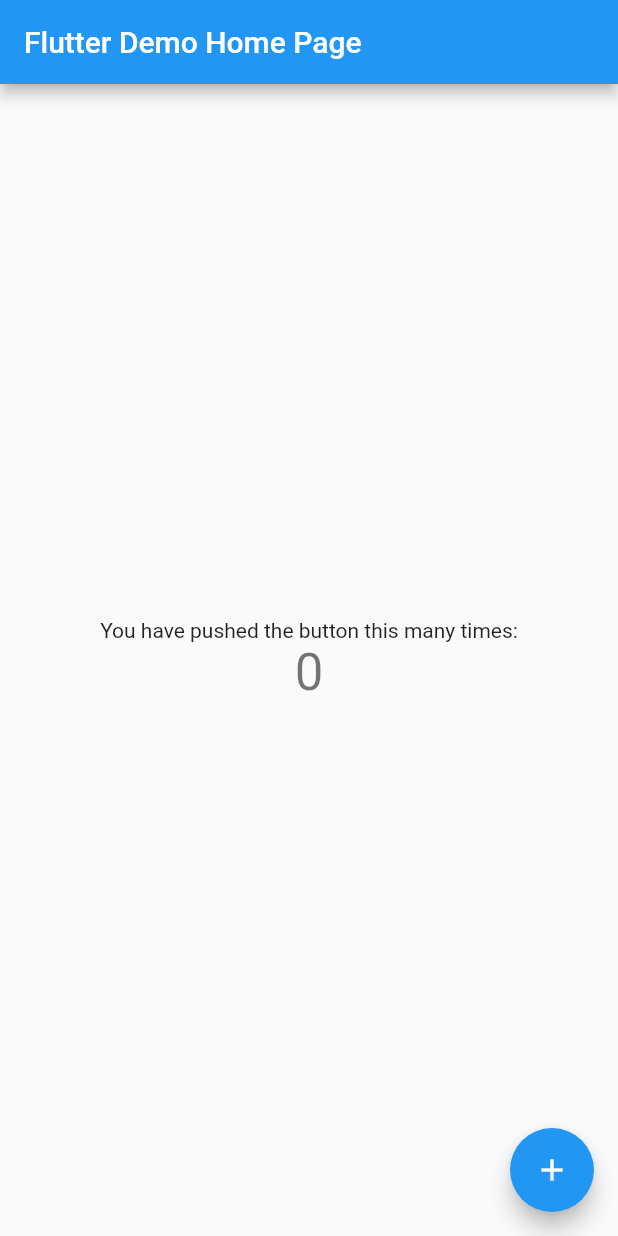
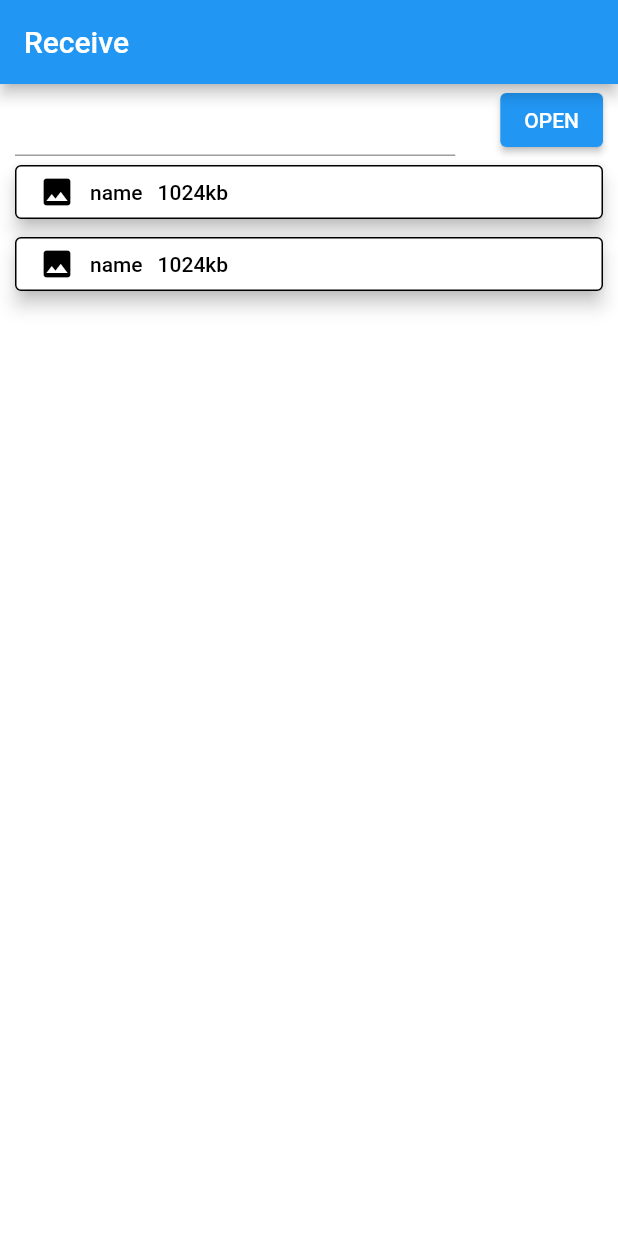
Before and after one commit to RikitoNoto/silkroad, a Flutter app: the screen it shows after launch, on a phone screen of 412 x 824 dp. Run offline on Flutter 3.47's test engine with Material 2 defaults, Android fonts, the phone set to English and light mode, and no system bars.

Commit message:
create receive page base

```diff
--- a/lib/main.dart
+++ b/lib/main.dart
@@ -1,4 +1,5 @@
 import 'package:flutter/material.dart';
+import 'receive/views/receive_view.dart';
 
 void main() {
   runApp(const MyApp());
@@ -24,7 +25,8 @@
         // is not restarted.
         primarySwatch: Colors.blue,
       ),
-      home: const MyHomePage(title: 'Flutter Demo Home Page'),
+      // home: const MyHomePage(title: 'Flutter Demo Home Page'),
+      home: const ReceivePage(),
     );
   }
 }
--- /dev/null
+++ b/lib/receive/receive.dart
@@ -0,0 +1 @@
+export 'views/views.dart';
--- /dev/null
+++ b/lib/receive/views/receive_list_item.dart
@@ -0,0 +1,48 @@
+// 受信リストアイテム
+import 'package:flutter/material.dart';
+
+class ReceiveListItem extends StatelessWidget{
+  const ReceiveListItem({
+    required this.icon,
+    required this.name,
+    required this.size,
+    super.key,
+  });
+
+  final Widget icon;
+  final String name;
+  final String size;
+
+  @override
+  Widget build(BuildContext context)
+  {
+    return ElevatedButton(
+        onPressed: ()=>{},
+        style: ElevatedButton.styleFrom(
+          backgroundColor: Colors.white,
+          foregroundColor: Colors.black,
+          elevation: 5, //影の大きさ
+          side: BorderSide(
+            color: Colors.black,
+          ),
+        ),
+        child: Expanded(
+            child: IntrinsicHeight(
+              child: Row(
+                children: [
+                  icon,
+                  SizedBox(
+                    width: 10,
+                  ),
+                  Text(name),
+                  SizedBox(
+                    width: 10,
+                  ),
+                  Text(size),
+                ],
+              ),
+            )
+        )
+    );
+  }
+}
--- /dev/null
+++ b/lib/receive/views/receive_view.dart
@@ -0,0 +1,74 @@
+// 受信画面
+import 'package:flutter/material.dart';
+import 'receive_list_item.dart';
+
+// 受信画面描画クラス
+class ReceivePage extends StatefulWidget {
+  const ReceivePage({super.key});
+
+  @override
+  State<ReceivePage> createState() => _ReceivePageIdleState();
+}
+
+
+// アイドルステート
+// 通信処理を行っていないアイドル状態のステート
+class _ReceivePageIdleState extends State<ReceivePage>{
+  @override
+  Widget build(BuildContext context) {
+    return Scaffold(
+      appBar: AppBar(
+        title: const Text("Receive"),
+      ),
+
+      body: _buildBody(context)
+    );
+  }
+
+  Widget _buildBody(BuildContext context)
+  {
+    return Container(
+      color: Colors.white,
+      child: Padding(
+        padding: const EdgeInsets.symmetric(horizontal: 10),
+        child: Column(
+          children: [
+            // 入力欄
+            Row(
+              children: <Widget>[
+                // パスワード入力欄
+                const Expanded(
+                  child: TextField(
+                    maxLines: 1,
+                  ),
+                ),
+
+                const SizedBox(
+                  width: 30,
+                ),
+
+                // ポート解放ボタン
+                ElevatedButton(
+                  onPressed: ()=>{},
+                  child: const Text("OPEN")
+                ),
+              ],
+            ),
+
+            // 受信リスト
+            Flexible(
+                child: ListView(
+                    children: <Widget>[
+                      const ReceiveListItem(icon: Icon(Icons.image), name: "name", size: "1024kb"),
+                      const ReceiveListItem(icon: Icon(Icons.image), name: "name", size: "1024kb"),
+
+                    ],
+                  )
+            )
+
+          ]
+        )
+      )
+    );
+  }
+}
--- /dev/null
+++ b/lib/receive/views/views.dart
@@ -0,0 +1 @@
+export 'receive_view.dart';
```
